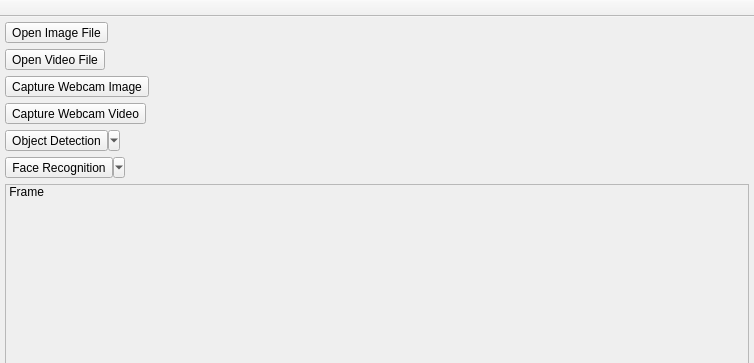
Old version of the form FRS/FRS/view.ui in the repository sirIrishman/FRS; both pictures show x 0 to 754 and y 0 to 363 of the 754 by 652 pixel window.
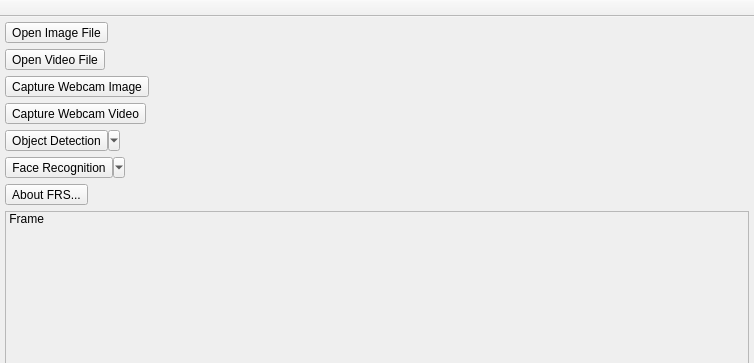
New version of the form. Icons and pictures are not drawn.

Commit message: Added About dialog Code small cleanup & refactoring

Diff of the .ui file:
```diff
--- a/FRS/FRS/view.ui
+++ b/FRS/FRS/view.ui
@@ -18,7 +18,7 @@
     <property name="margin">
      <number>5</number>
     </property>
-    <item row="7" column="0">
+    <item row="8" column="0">
      <widget class="QScrollArea" name="scrllAr_ScrollFrameContainer">
       <property name="widgetResizable">
        <bool>true</bool>
@@ -29,7 +29,7 @@
          <x>0</x>
          <y>0</y>
          <width>742</width>
-         <height>242</height>
+         <height>181</height>
         </rect>
        </property>
        <layout class="QGridLayout" name="gridLayout_5">
@@ -194,6 +194,26 @@
       </property>
      </widget>
     </item>
+    <item row="7" column="0">
+     <widget class="QToolButton" name="tlBttn_About">
+      <property name="text">
+       <string>About FRS...</string>
+      </property>
+      <property name="icon">
+       <iconset resource="View.qrc">
+        <normaloff>:/view/Images/information.png</normaloff>:/view/Images/information.png</iconset>
+      </property>
+      <property name="iconSize">
+       <size>
+        <width>32</width>
+        <height>32</height>
+       </size>
+      </property>
+      <property name="toolButtonStyle">
+       <enum>Qt::ToolButtonTextUnderIcon</enum>
+      </property>
+     </widget>
+    </item>
    </layout>
   </widget>
   <widget class="QStatusBar" name="stsBr_MainStatusBar"/>
```
The commit also changes 13 other files.
